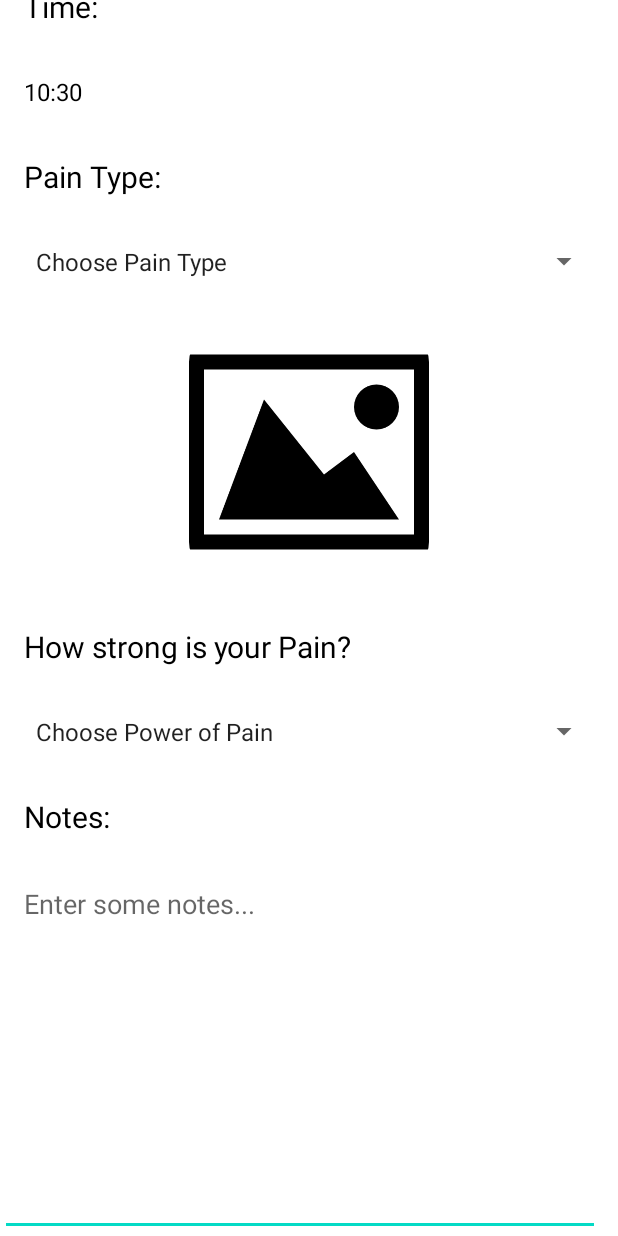
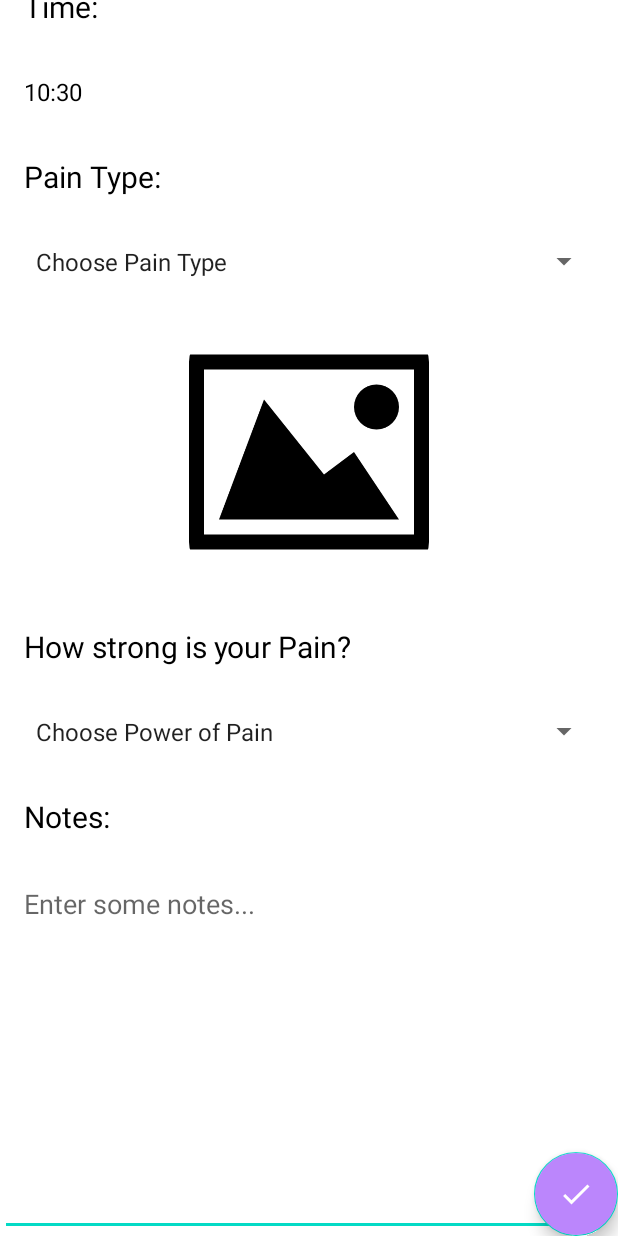
Before and after one commit to choxar/PainJournalAndroid, an Android app: the NewFragment screen opened through its navigation route, after a tap on an icon or button, on a phone screen of 412 x 824 dp. Run offline under Robolectric (Android 15) with nearby library versions, the phone set to English and light mode, and no system bars; our stand-ins replace Room's generated code; 1 other tap on this screen came first.

Commit message:
Version 2.0

```diff
--- a/app/src/main/java/com/example/painjournal/TestApplication.kt
+++ b/app/src/main/java/com/example/painjournal/TestApplication.kt
@@ -3,7 +3,7 @@ package com.example.painjournal
 import android.app.Application
 
 class TestApplication : Application() {
-    var imageId: Int = 0
+    var imageId: Int = 1
     override fun onCreate() {
         super.onCreate()
         // Application instance
--- a/app/src/main/java/com/example/painjournal/adapters/MainActivityAdapter.kt
+++ b/app/src/main/java/com/example/painjournal/adapters/MainActivityAdapter.kt
@@ -34,8 +34,8 @@ class MainActivityAdapter: RecyclerView.Adapter<MainActivityAdapter.MyViewHolder
 //        holder.itemView.painTypeImageView.text = recordsMainActivity.painTypeImage.toString()
 
         val painImageType = getPainImageType(currentRecord.painTypeImage)!!
-
         holder.itemView.item_image.setImageResource(painImageType.imagePath)
+        holder.itemView.item_text.text = currentRecord.painNotes
 
 
 
--- a/app/src/main/java/com/example/painjournal/fragments/NewFragment.kt
+++ b/app/src/main/java/com/example/painjournal/fragments/NewFragment.kt
@@ -2,6 +2,7 @@ package com.example.painjournal.fragments
 
 import android.os.Bundle
 import android.text.TextUtils
+import android.util.Log
 import android.view.LayoutInflater
 import android.view.View
 import android.view.ViewGroup
@@ -11,41 +12,48 @@ import androidx.lifecycle.ViewModelProvider
 import androidx.navigation.fragment.findNavController
 import com.example.painjournal.R
 import com.example.painjournal.TestApplication
+import com.example.painjournal.databinding.FragmentNewBinding
 import com.example.painjournal.main.data.Record
 import com.example.painjournal.main.data.RecordViewModel
+import kotlinx.android.synthetic.main.activity_main.*
 import kotlinx.android.synthetic.main.fragment_new.*
-import kotlinx.android.synthetic.main.fragment_new.view.*
 
 
 class NewFragment : Fragment() {
 
     private lateinit var mRecordViewModel: RecordViewModel
 
+    private var _binding: FragmentNewBinding? = null
+    private val binding get() = _binding!!
+
     override fun onCreateView(
         inflater: LayoutInflater, container: ViewGroup?,
         savedInstanceState: Bundle?
-    ): View? {
+    ): View {
         // Inflate the layout for this fragment
-        val view = inflater.inflate(R.layout.fragment_new, container, false)
+        _binding = FragmentNewBinding.inflate(inflater, container, false)
 
         mRecordViewModel = ViewModelProvider(this).get(RecordViewModel::class.java)
 
-        view.save.setOnClickListener {
+        return binding.root
+    }
 
+    override fun onViewCreated(view: View, savedInstanceState: Bundle?) {
+        super.onViewCreated(view, savedInstanceState)
+
+        binding.save.setOnClickListener {
+            Log.i("test", "test")
             insertDataToDatabase()
-
         }
-
-        return view
     }
 
     private fun insertDataToDatabase() {
-
-        val painDate = datelabel.text.toString()
-        val painTime = timelabel.text.toString()
+        Log.i("test", "test")
+        val painDate = painDate.text.toString()
+        val painTime = painTime.text.toString()
         val painType = painTypelabel.text.toString()
         val painTypeImage = TestApplication.instance.imageId
-        val painPower = painPowerlabel.text.toString()
+        val painPower = painPower.text.toString()
         val notes = notes.text.toString()
 
         if (inputCheck(painDate, painTime, painType, painTypeImage, painPower, notes)) {
--- a/app/src/main/java/com/example/painjournal/main/MainActivity.kt
+++ b/app/src/main/java/com/example/painjournal/main/MainActivity.kt
@@ -20,8 +20,8 @@ class MainActivity : AppCompatActivity(), DatePickerDialog.OnDateSetListener,
         binding = ActivityMainBinding.inflate(layoutInflater)
         setContentView(binding.root)
 
-        binding.bottomNavigationView.background = null
-        binding.bottomNavigationView.menu.getItem(1).isEnabled = false
+//        binding.bottomNavigationView.background = null
+//        binding.bottomNavigationView.menu.getItem(1).isEnabled = false
 
 
 
--- /dev/null
+++ b/app/src/main/res/drawable/ic_done.xml
@@ -0,0 +1,5 @@
+<vector android:height="24dp" android:tint="#FFFFFF"
+    android:viewportHeight="24" android:viewportWidth="24"
+    android:width="24dp" xmlns:android="http://schemas.android.com/apk/res/android">
+    <path android:fillColor="@android:color/white" android:pathData="M9,16.2L4.8,12l-1.4,1.4L9,19 21,7l-1.4,-1.4L9,16.2z"/>
+</vector>
--- a/app/src/main/res/layout/new_main.xml
+++ b/app/src/main/res/layout/new_main.xml
@@ -1,8 +1,10 @@
 <?xml version="1.0" encoding="utf-8"?>
 
-<layout xmlns:android="http://schemas.android.com/apk/res/android"
+<androidx.coordinatorlayout.widget.CoordinatorLayout xmlns:android="http://schemas.android.com/apk/res/android"
     xmlns:tools="http://schemas.android.com/tools"
-    xmlns:app="http://schemas.android.com/apk/res-auto">
+    xmlns:app="http://schemas.android.com/apk/res-auto"
+    android:layout_height="wrap_content"
+    android:layout_width="wrap_content">
 
     <ScrollView
         android:layout_width="match_parent"
@@ -19,6 +21,17 @@
 
                 android:layout_width="match_parent"
                 android:layout_height="match_parent">
+
+                <com.google.android.material.floatingactionbutton.FloatingActionButton
+                    android:id="@+id/fab2"
+                    android:layout_width="wrap_content"
+                    android:layout_height="wrap_content"
+                    android:src="@drawable/ic_done"
+                    android:tint="@android:color/white"
+                    app:tint="@android:color/white"
+                    android:backgroundTint="@color/purple_200"
+                    android:layout_alignParentEnd="true"
+                    android:layout_alignParentBottom="true"/>
 
 
                 <androidx.appcompat.widget.Toolbar
@@ -53,15 +66,8 @@
                     android:layout_height="wrap_content"
                     android:layout_below="@+id/toolbar">
 
-                    <Button
-                        android:layout_width="wrap_content"
-                        android:layout_height="match_parent"
-                        android:id="@+id/save"
-                        android:text="SAVE"
-                        android:layout_centerHorizontal="true"/>
 
                     <TextView
-                        android:layout_below="@+id/save"
                         android:id="@+id/datelabel"
                         android:layout_width="wrap_content"
                         android:layout_height="wrap_content"
@@ -222,4 +228,4 @@
     </ScrollView>
 
 
-</layout>
+</androidx.coordinatorlayout.widget.CoordinatorLayout>
```
Also changed, not shown: app/src/main/java/com/example/painjournal/main/NewRecordActivity.kt (+83 -20 lines), app/src/main/java/com/example/painjournal/main/data/PainImageType.kt (+7 -1 lines), app/src/main/res/layout/activity_main.xml (+2 -15 lines), app/src/main/res/layout/fragment_main.xml (+1 -16 lines), app/src/main/res/layout/item_record.xml (+6 -4 lines).
